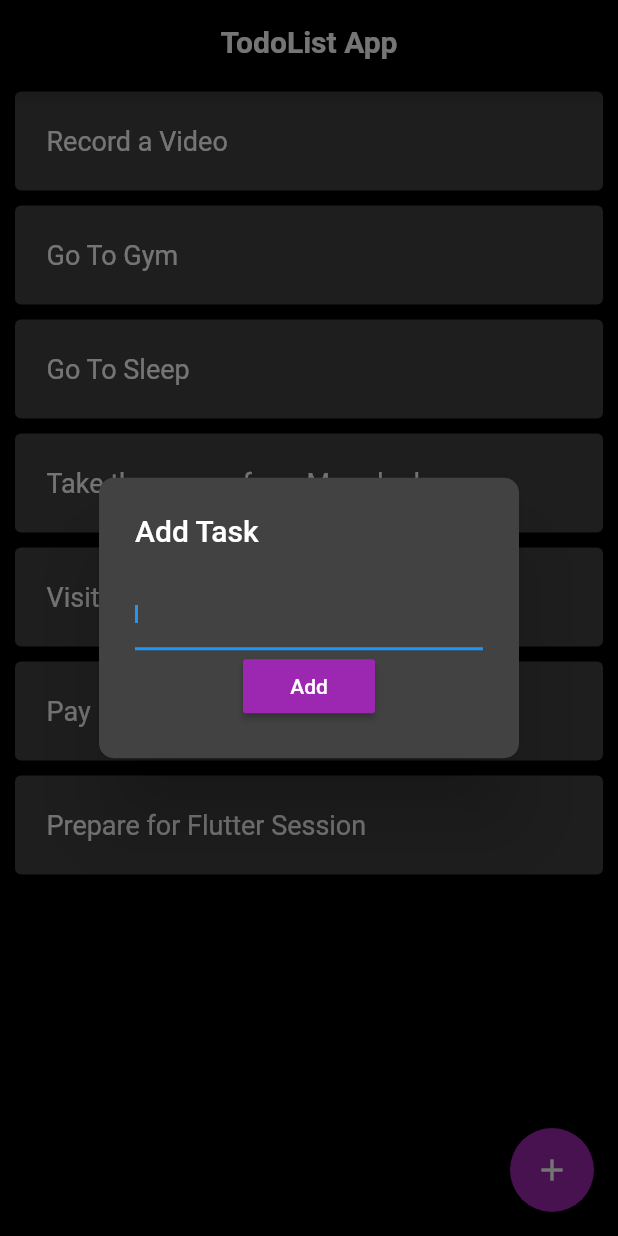
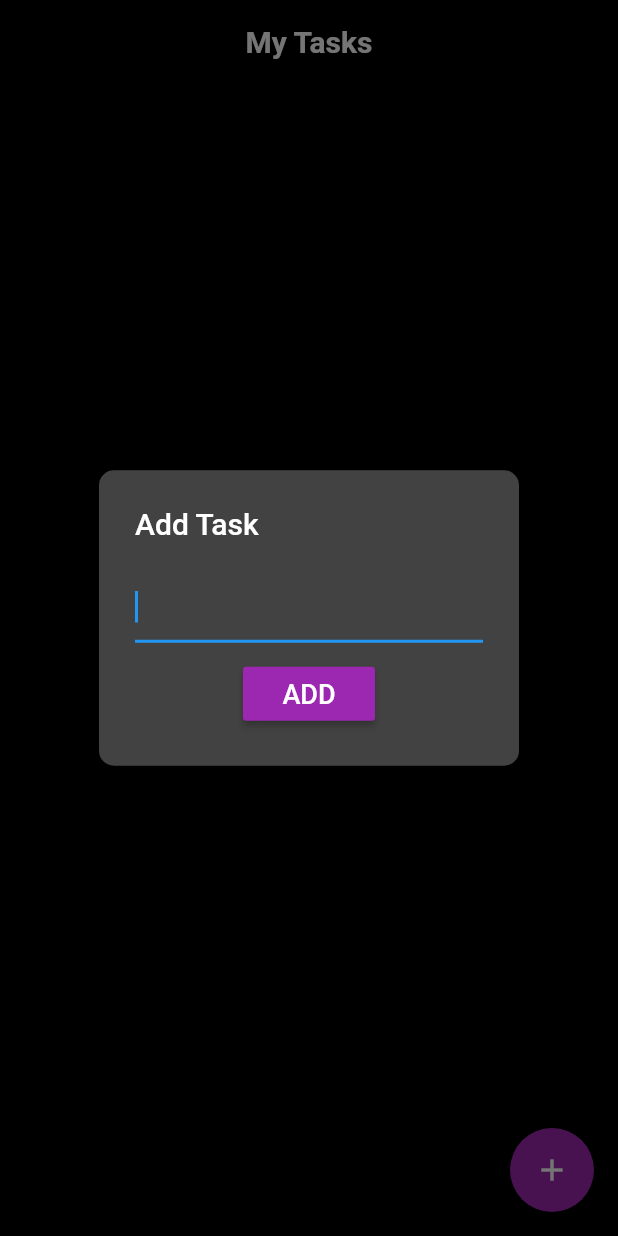
Before and after one commit to madahetooo/bmicalculator, a Flutter app: the screen it shows after launch, after a tap on the "add" icon, on a phone screen of 412 x 824 dp. Run offline on Flutter 3.47's test engine with Material 2 defaults, Android fonts, the phone set to English and light mode, and no system bars; our stand-ins replace sqflite; accounts and stored records are empty.

```diff
--- a/lib/TodoUi.dart
+++ b/lib/TodoUi.dart
@@ -1,4 +1,6 @@
 import 'package:flutter/material.dart';
+
+import 'dbhelper.dart';
 
 class TodoUi extends StatefulWidget {
   const TodoUi({Key? key}) : super(key: key);
@@ -8,88 +10,199 @@ class TodoUi extends StatefulWidget {
 }
 
 class _TodoUiState extends State<TodoUi> {
+  final dbhelper = Databasehelper.instance;
+  final texteditingcontroller = TextEditingController();
+  bool validated = true;
+  String errtext = "";
+  String todoedited = "";
+  var myitems = [];
+  List<Widget> children = <Widget>[];
+
+  void addtodo() async {
+    Map<String, dynamic> row = {
+      Databasehelper.columnName: todoedited,
+    };
+    final id = await dbhelper.insert(row);
+    print(id);
+    Navigator.pop(context);
+    todoedited = "";
+    setState(() {
+      validated = true;
+      errtext = "";
+    });
+  }
+
+  Future<bool> query() async {
+    myitems = [];
+    children = [];
+    var allrows = await dbhelper.queryall();
+    allrows?.forEach((row) {
+      myitems.add(row.toString());
+      children.add(Card(
+        elevation: 5.0,
+        margin: EdgeInsets.symmetric(
+          horizontal: 10.0,
+          vertical: 5.0,
+        ),
+        child: Container(
+          padding: EdgeInsets.all(5.0),
+          child: ListTile(
+            title: Text(
+              row['todo'],
+              style: TextStyle(
+                fontSize: 18.0,
+              ),
+            ),
+            onLongPress: () {
+              dbhelper.deletedata(row['id']);
+              setState(() {});
+            },
+          ),
+        ),
+      ));
+    });
+    return Future.value(true);
+  }
+
+  void showalertdialog() {
+    texteditingcontroller.text = "";
+    showDialog(
+        context: context,
+        builder: (context) {
+          return StatefulBuilder(builder: (context, setState) {
+            return AlertDialog(
+              shape: RoundedRectangleBorder(
+                borderRadius: BorderRadius.circular(10.0),
+              ),
+              title: Text(
+                "Add Task",
+              ),
+              content: Column(
+                mainAxisSize: MainAxisSize.min,
+                children: <Widget>[
+                  TextField(
+                    controller: texteditingcontroller,
+                    autofocus: true,
+                    onChanged: (_val) {
+                      todoedited = _val;
+                    },
+                    style: TextStyle(
+                      fontSize: 18.0,
+                      fontFamily: "Raleway",
+                    ),
+                    decoration: InputDecoration(
+                      errorText: validated ? null : errtext,
+                    ),
+                  ),
+                  Padding(
+                    padding: EdgeInsets.only(
+                      top: 10.0,
+                    ),
+                    child: Row(
+                      mainAxisAlignment: MainAxisAlignment.center,
+                      children: <Widget>[
+                        RaisedButton(
+                          onPressed: () {
+                            if (texteditingcontroller.text.isEmpty) {
+                              setState(() {
+                                errtext = "Can't Be Empty";
+                                validated = false;
+                              });
+                            } else if (texteditingcontroller.text.length >
+                                512) {
+                              setState(() {
+                                errtext = "Too may Chanracters";
+                                validated = false;
+                              });
+                            } else {
+                              addtodo();
+                            }
+                          },
+                          color: Colors.purple,
+                          child: const Text("ADD",
+                              style: TextStyle(
+                                fontSize: 18.0,
+                              )),
+                        )
+                      ],
+                    ),
+                  ),
+                ],
+              ),
+            );
+          });
+        });
+  }
   @override
   Widget build(BuildContext context) {
+    return FutureBuilder(
+      builder: (context, snap) {
+        if (snap.hasData == null) {
+          return Center(
+            child: Text(
+              "No Data",
+            ),
+          );
+        } else {
+          if (myitems.length == 0) {
             return Scaffold(
-      backgroundColor: Colors.black,
-      appBar: AppBar(
-        title: Text(
-          "TodoList App",
-          style: TextStyle(fontWeight: FontWeight.bold),
-        ),
-        backgroundColor: Colors.black,
-        centerTitle: true,
-      ),
               floatingActionButton: FloatingActionButton(
-        onPressed: showAlertDialog,
+                onPressed: showalertdialog,
                 child: Icon(
                   Icons.add,
                   color: Colors.white,
                 ),
                 backgroundColor: Colors.purple,
               ),
+              appBar: AppBar(
+                backgroundColor: Colors.black,
+                centerTitle: true,
+                title: Text(
+                  "My Tasks",
+                  style: TextStyle(
+                    fontWeight: FontWeight.bold,
+                  ),
+                ),
+              ),
+              backgroundColor: Colors.black,
+              body: Center(
+                child: Text(
+                  "No Task Avaliable",
+                  style: TextStyle( fontSize: 20.0),
+                ),
+              ),
+            );
+          } else {
+            return Scaffold(
+              floatingActionButton: FloatingActionButton(
+                onPressed: showalertdialog,
+                child: Icon(
+                  Icons.add,
+                  color: Colors.white,
+                ),
+                backgroundColor: Colors.purple,
+              ),
+              appBar: AppBar(
+                backgroundColor: Colors.black,
+                centerTitle: true,
+                title: const Text(
+                  "My Tasks",
+                  style: TextStyle(
+                    fontWeight: FontWeight.bold,
+                  ),
+                ),
+              ),
+              backgroundColor: Colors.black,
               body: SingleChildScrollView(
                 child: Column(
-          children: [
-            myCard("Record a Video"),
-            myCard("Go To Gym"),
-            myCard("Go To Sleep"),
-            myCard("Take the money from Mamdouh"),
-            myCard("Visit Degla Apartment"),
-            myCard("Pay Fees to Yehia"),
-            myCard("Prepare for Flutter Session"),
-          ],
+                  children: children,
                 ),
               ),
             );
           }
-
-  Widget myCard(String task) {
-    return Card(
-      elevation: 5.0,
-      margin: EdgeInsets.symmetric(horizontal: 10.0, vertical: 5.0),
-      child: Container(
-        padding: EdgeInsets.all(5.0),
-        child: ListTile(
-          title: Text("$task",style: TextStyle(
-            fontSize: 18.0,
-          ),),
-          onLongPress: (){
-            print("Should get deleted");
+        }
       },
-        ),
-      ),
+      future: query(),
     );
   }
-
-  void showAlertDialog(){
-    showDialog(context: context, builder: (context) => AlertDialog(
-      shape: RoundedRectangleBorder(
-        borderRadius: BorderRadius.circular(10.0),
-      ),
-      title: const Text(
-        "Add Task"
-      ),
-      content: Column(
-        mainAxisSize: MainAxisSize.min,
-        children: [
-          const TextField(
-            autofocus: true,
-            style: TextStyle(
-              fontSize: 10.0,
-            ),
-          ),
-          Row(
-            mainAxisAlignment: MainAxisAlignment.center,
-            children: [
-              // ignore: deprecated_member_use
-              RaisedButton(onPressed: (){},
-                color: Colors.purple,
-              child: const Text("Add"),)
-            ],
-          )
-        ],
-      ),
-    ));
 }
-}
--- /dev/null
+++ b/lib/dbhelper.dart
@@ -0,0 +1,77 @@
+import 'dart:io';
+
+import 'package:path/path.dart';
+
+// should install these
+// refer description for more
+import 'package:path_provider/path_provider.dart';
+import 'package:sqflite/sqflite.dart';
+
+// the database helper class
+class Databasehelper {
+  // database name
+  static final _databasename = "todo.db";
+  static final _databaseversion = 1;
+
+  // the table name
+  static final table = "my_table";
+
+  // column names
+  static final columnID = 'id';
+  static final columnName = "todo";
+
+  // a database
+  static Database? _database;
+
+  // privateconstructor
+  Databasehelper._privateConstructor();
+
+  static final Databasehelper instance = Databasehelper._privateConstructor();
+
+  // asking for a database
+  Future<Database?> get databse async {
+    if (_database != null) return _database;
+
+    // create a database if one doesn't exist
+    _database = await _initDatabase();
+    return _database;
+  }
+
+  // function to return a database
+  _initDatabase() async {
+    Directory documentdirecoty = await getApplicationDocumentsDirectory();
+    String path = join(documentdirecoty.path, _databasename);
+    return await openDatabase(path,
+        version: _databaseversion, onCreate: _onCreate);
+  }
+
+  // create a database since it doesn't exist
+  Future _onCreate(Database db, int version) async {
+    // sql code
+    await db.execute('''
+      CREATE TABLE $table (
+        $columnID INTEGER PRIMARY KEY,
+        $columnName TEXT NOT NULL
+      );
+      ''');
+  }
+
+  // functions to insert data
+  Future<int?> insert(Map<String, dynamic> row) async {
+    Database? db = await instance.databse;
+    return await db?.insert(table, row);
+  }
+
+  // function to query all the rows
+  Future<List<Map<String, dynamic>>?> queryall() async {
+    Database? db = await instance.databse;
+    return await db?.query(table);
+  }
+
+  // function to delete some data
+  Future<int?> deletedata(int id) async {
+    Database? db = await instance.databse;
+    var res = await db?.delete(table, where: "id = ?", whereArgs: [id]);
+    return res;
+  }
+}
--- a/pubspec.yaml
+++ b/pubspec.yaml
@@ -34,6 +34,8 @@ dependencies:
   # The following adds the Cupertino Icons font to your application.
   # Use with the CupertinoIcons class for iOS style icons.
   cupertino_icons: ^1.0.2
+  sqflite: ^2.0.3+1
+  path_provider: ^2.0.11
 
 dev_dependencies:
   flutter_test:
```
Also changed, not shown: pubspec.lock, 6 other files. Lines whose indentation alone changed are shown as unchanged.
